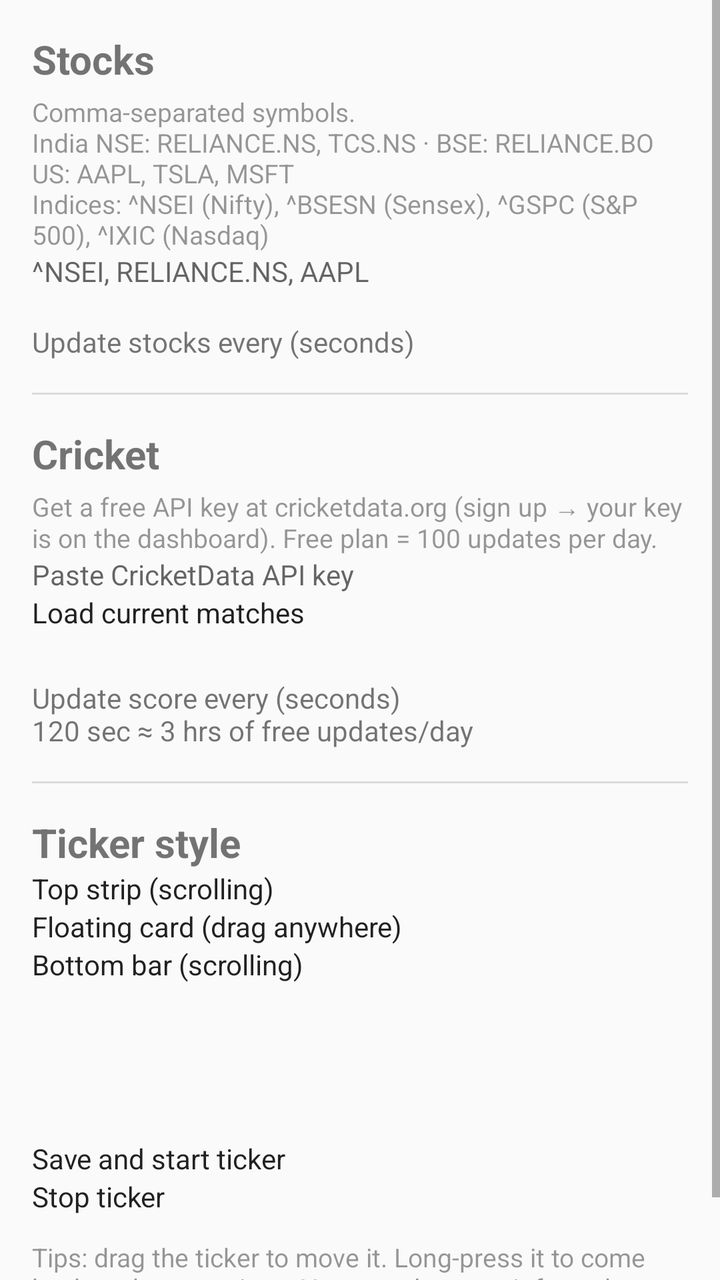
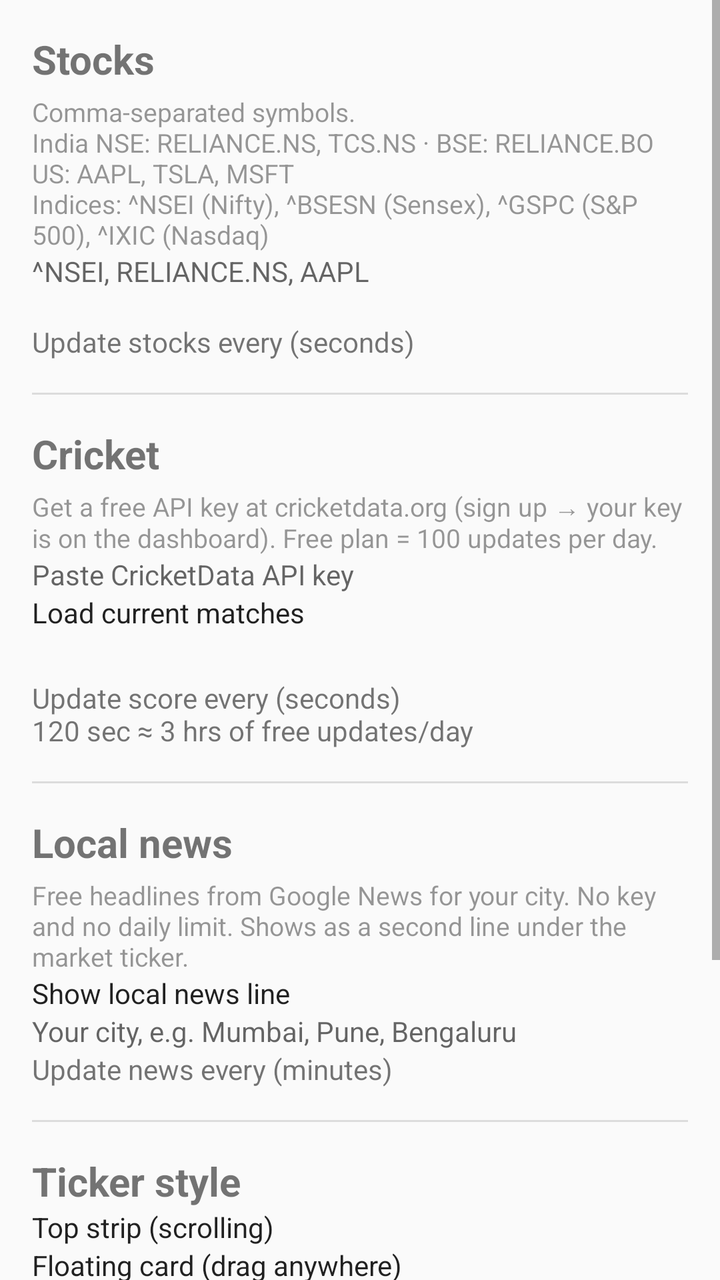

An Android layout rendered at two revisions. The XML below is the earlier revision; the diff shows what the commit changed to produce the second picture.
<!-- AndroidManifest.xml: application theme AppTheme -->
<!-- res/layout/activity_main.xml -->
<?xml version="1.0" encoding="utf-8"?>
<ScrollView xmlns:android="http://schemas.android.com/apk/res/android"
    android:layout_width="match_parent"
    android:layout_height="match_parent"
    android:fillViewport="true">

    <LinearLayout
        android:layout_width="match_parent"
        android:layout_height="wrap_content"
        android:orientation="vertical"
        android:padding="16dp">

        
        <TextView
            android:layout_width="wrap_content" android:layout_height="wrap_content"
            android:text="Stocks" android:textSize="20sp" android:textStyle="bold" />
        <TextView
            android:layout_width="match_parent" android:layout_height="wrap_content"
            android:layout_marginTop="4dp" android:alpha="0.75" android:textSize="13sp"
            android:text="Comma-separated symbols.\nIndia NSE: RELIANCE.NS, TCS.NS · BSE: RELIANCE.BO\nUS: AAPL, TSLA, MSFT\nIndices: ^NSEI (Nifty), ^BSESN (Sensex), ^GSPC (S&amp;P 500), ^IXIC (Nasdaq)" />
        <EditText
            android:id="@+id/etSymbols"
            android:layout_width="match_parent" android:layout_height="wrap_content"
            android:hint="^NSEI, RELIANCE.NS, AAPL"
            android:inputType="textCapCharacters|textMultiLine|textNoSuggestions"
            android:minLines="2" />
        <HorizontalScrollView
            android:layout_width="match_parent" android:layout_height="wrap_content"
            android:scrollbars="none">
            <LinearLayout
                android:id="@+id/quickAdd"
                android:layout_width="wrap_content" android:layout_height="wrap_content"
                android:orientation="horizontal" />
        </HorizontalScrollView>
        <LinearLayout
            android:layout_width="match_parent" android:layout_height="wrap_content"
            android:gravity="center_vertical" android:orientation="horizontal">
            <TextView
                android:layout_width="0dp" android:layout_height="wrap_content" android:layout_weight="1"
                android:text="Update stocks every (seconds)" />
            <EditText
                android:id="@+id/etStockSec"
                android:layout_width="80dp" android:layout_height="wrap_content"
                android:gravity="center" android:inputType="number" />
        </LinearLayout>

        <View android:layout_width="match_parent" android:layout_height="1dp"
            android:layout_marginVertical="16dp" android:background="?android:attr/listDivider" />

        
        <TextView
            android:layout_width="wrap_content" android:layout_height="wrap_content"
            android:text="Cricket" android:textSize="20sp" android:textStyle="bold" />
        <TextView
            android:layout_width="match_parent" android:layout_height="wrap_content"
            android:layout_marginTop="4dp" android:alpha="0.75" android:textSize="13sp"
            android:text="Get a free API key at cricketdata.org (sign up → your key is on the dashboard). Free plan = 100 updates per day." />
        <EditText
            android:id="@+id/etApiKey"
            android:layout_width="match_parent" android:layout_height="wrap_content"
            android:hint="Paste CricketData API key"
            android:inputType="text|textNoSuggestions" android:singleLine="true" />
        <Button
            android:id="@+id/btnLoadMatches"
            android:layout_width="match_parent" android:layout_height="wrap_content"
            android:text="Load current matches" />
        <TextView
            android:id="@+id/tvMatchStatus"
            android:layout_width="match_parent" android:layout_height="wrap_content"
            android:layout_marginTop="6dp" android:textSize="13sp" />
        <LinearLayout
            android:id="@+id/matchList"
            android:layout_width="match_parent" android:layout_height="wrap_content"
            android:orientation="vertical" />
        <LinearLayout
            android:layout_width="match_parent" android:layout_height="wrap_content"
            android:gravity="center_vertical" android:orientation="horizontal">
            <TextView
                android:layout_width="0dp" android:layout_height="wrap_content" android:layout_weight="1"
                android:text="Update score every (seconds)\n120 sec ≈ 3 hrs of free updates/day" />
            <EditText
                android:id="@+id/etCricketSec"
                android:layout_width="80dp" android:layout_height="wrap_content"
                android:gravity="center" android:inputType="number" />
        </LinearLayout>

        <View android:layout_width="match_parent" android:layout_height="1dp"
            android:layout_marginVertical="16dp" android:background="?android:attr/listDivider" />

        
        <TextView
            android:layout_width="wrap_content" android:layout_height="wrap_content"
            android:text="Ticker style" android:textSize="20sp" android:textStyle="bold" />
        <RadioGroup
            android:id="@+id/rgStyle"
            android:layout_width="match_parent" android:layout_height="wrap_content">
            <RadioButton android:id="@+id/rbTop"
                android:layout_width="match_parent" android:layout_height="wrap_content"
                android:text="Top strip (scrolling)" />
            <RadioButton android:id="@+id/rbFloating"
                android:layout_width="match_parent" android:layout_height="wrap_content"
                android:text="Floating card (drag anywhere)" />
            <RadioButton android:id="@+id/rbBottom"
                android:layout_width="match_parent" android:layout_height="wrap_content"
                android:text="Bottom bar (scrolling)" />
        </RadioGroup>

        <TextView
            android:id="@+id/tvTextSize"
            android:layout_width="wrap_content" android:layout_height="wrap_content"
            android:layout_marginTop="10dp" />
        <SeekBar
            android:id="@+id/sbTextSize"
            android:layout_width="match_parent" android:layout_height="wrap_content"
            android:min="10" android:max="22" />
        <TextView
            android:id="@+id/tvSpeed"
            android:layout_width="wrap_content" android:layout_height="wrap_content"
            android:layout_marginTop="10dp" />
        <SeekBar
            android:id="@+id/sbSpeed"
            android:layout_width="match_parent" android:layout_height="wrap_content"
            android:min="20" android:max="160" />

        <Button
            android:id="@+id/btnStart"
            android:layout_width="match_parent" android:layout_height="wrap_content"
            android:layout_marginTop="20dp" android:text="Save and start ticker" />
        <Button
            android:id="@+id/btnStop"
            android:layout_width="match_parent" android:layout_height="wrap_content"
            android:text="Stop ticker" />
        <TextView
            android:layout_width="match_parent" android:layout_height="wrap_content"
            android:layout_marginTop="12dp" android:alpha="0.75" android:textSize="13sp"
            android:text="Tips: drag the ticker to move it. Long-press it to come back to these settings. You can also stop it from the notification." />
    </LinearLayout>
</ScrollView>
<!-- resources referenced by this layout -->
<resources>
  <style name="AppTheme" parent="android:Theme.Material.Light.DarkActionBar">
          <item name="android:colorPrimary">@color/brand</item>
          <item name="android:colorPrimaryDark">@color/brand_dark</item>
          <item name="android:colorAccent">@color/brand</item>
      </style>
  <color name="brand">#1B7F3B</color>
  <color name="brand_dark">#0F5226</color>
</resources>

<!-- the commit's change to res/layout/activity_main.xml (unified diff, before → after) -->
@@ -90,6 +90,38 @@
         
         <TextView
             android:layout_width="wrap_content" android:layout_height="wrap_content"
+            android:text="Local news" android:textSize="20sp" android:textStyle="bold" />
+        <TextView
+            android:layout_width="match_parent" android:layout_height="wrap_content"
+            android:layout_marginTop="4dp" android:alpha="0.75" android:textSize="13sp"
+            android:text="Free headlines from Google News for your city. No key and no daily limit. Shows as a second line under the market ticker." />
+        <CheckBox
+            android:id="@+id/cbNews"
+            android:layout_width="match_parent" android:layout_height="wrap_content"
+            android:text="Show local news line" />
+        <EditText
+            android:id="@+id/etCity"
+            android:layout_width="match_parent" android:layout_height="wrap_content"
+            android:hint="Your city, e.g. Mumbai, Pune, Bengaluru"
+            android:inputType="textCapWords" android:singleLine="true" />
+        <LinearLayout
+            android:layout_width="match_parent" android:layout_height="wrap_content"
+            android:gravity="center_vertical" android:orientation="horizontal">
+            <TextView
+                android:layout_width="0dp" android:layout_height="wrap_content" android:layout_weight="1"
+                android:text="Update news every (minutes)" />
+            <EditText
+                android:id="@+id/etNewsMin"
+                android:layout_width="80dp" android:layout_height="wrap_content"
+                android:gravity="center" android:inputType="number" />
+        </LinearLayout>
+
+        <View android:layout_width="match_parent" android:layout_height="1dp"
+            android:layout_marginVertical="16dp" android:background="?android:attr/listDivider" />
+
+        
+        <TextView
+            android:layout_width="wrap_content" android:layout_height="wrap_content"
             android:text="Ticker style" android:textSize="20sp" android:textStyle="bold" />
         <RadioGroup
             android:id="@+id/rgStyle"
